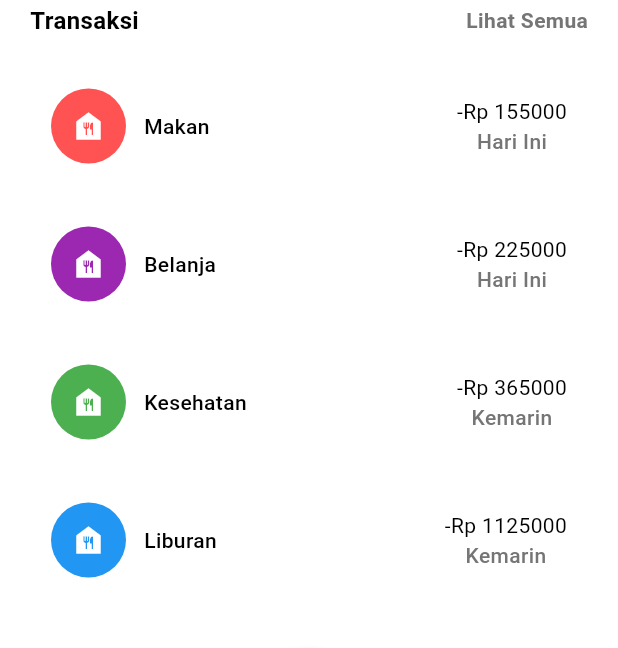
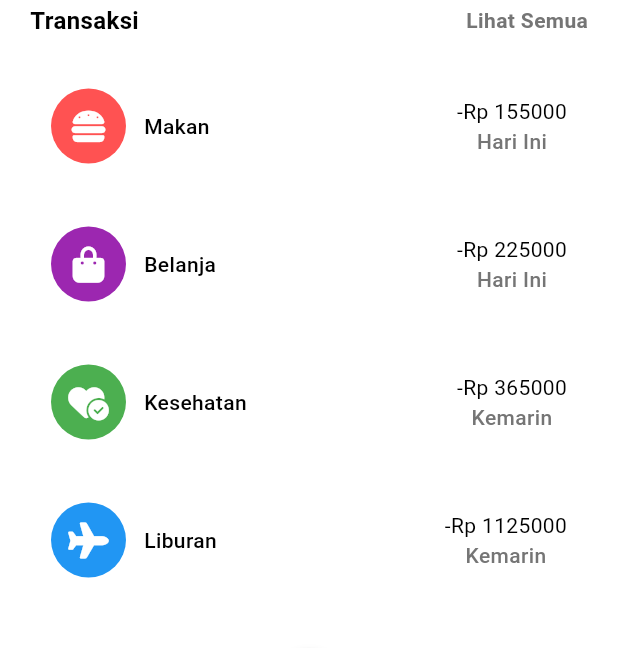
Before and after one commit to dikadwiki/my_first_app, a Flutter app: the screen it shows after launch, on a phone screen of 412 x 824 dp. Shown: the part 456-1104 px from the top of the screen. Run offline on Flutter 3.47's test engine with Material 3 defaults, Android fonts, the phone set to English and light mode, and no system bars; our stand-ins replace font_awesome_flutter.

Commit message:
Menambahkan StatsScreen

```diff
--- a/lib/data/data.dart
+++ b/lib/data/data.dart
@@ -3,28 +3,32 @@ import 'package:font_awesome_flutter/font_awesome_flutter.dart';
 
 List<Map<String, dynamic>> dataTransaksi = [
   {
-    'icon': const FaIcon(FontAwesomeIcons.burger),
+    'icon': const FaIcon(FontAwesomeIcons.burger, color: Colors.white),
     'warna': Colors.redAccent,
     'nama': 'Makan',
     'jumlah': '-Rp 155000',
     'tanggal': 'Hari Ini',
   },
   {
-    'icon': const FaIcon(FontAwesomeIcons.bagShopping),
+    'icon': const FaIcon(FontAwesomeIcons.bagShopping, color: Colors.white),
     'warna': Colors.purple,
     'nama': 'Belanja',
     'jumlah': '-Rp 225000',
     'tanggal': 'Hari Ini',
   },
   {
-    'icon': const FaIcon(FontAwesomeIcons.heartCircleCheck),
+    'icon':
+        const FaIcon(FontAwesomeIcons.heartCircleCheck, color: Colors.white),
     'warna': Colors.green,
     'nama': 'Kesehatan',
     'jumlah': '-Rp 365000',
     'tanggal': 'Kemarin',
   },
   {
-    'icon': const FaIcon(FontAwesomeIcons.plane),
+    'icon': const FaIcon(
+      FontAwesomeIcons.plane,
+      color: Colors.white,
+    ),
     'warna': Colors.blue,
     'nama': 'Liburan',
     'jumlah': '-Rp 1125000',
--- a/lib/screens/home/views/home_screen.dart
+++ b/lib/screens/home/views/home_screen.dart
@@ -4,16 +4,29 @@ import 'package:expenses_tracker/screens/home/views/main_screen.dart';
 import 'package:flutter/cupertino.dart';
 import 'package:flutter/material.dart';
 
-class HomeScreen extends StatelessWidget {
+import '../../stats/stats.dart';
+
+class HomeScreen extends StatefulWidget {
   const HomeScreen({super.key});
+
+  @override
+  State<HomeScreen> createState() => _HomeScreenState();
+}
+
+class _HomeScreenState extends State<HomeScreen> {
+  int index = 0;
 
   @override
   Widget build(BuildContext context) {
     return Scaffold(
-      // appBar: AppBar(),
         bottomNavigationBar: ClipRRect(
           borderRadius: const BorderRadius.vertical(top: Radius.circular(30)),
           child: BottomNavigationBar(
+            onTap: (value) {
+              setState(() {
+                index = value;
+              });
+            },
             backgroundColor: Colors.white,
             showSelectedLabels: false,
             showUnselectedLabels: false,
@@ -46,7 +59,6 @@ class HomeScreen extends StatelessWidget {
               ),
               child: const Icon(CupertinoIcons.add)),
         ),
-      body: const MainScreen(),
-    );
+        body: index == 0 ? MainScreen() : StatScreen());
   }
 }
--- a/lib/screens/home/views/main_screen.dart
+++ b/lib/screens/home/views/main_screen.dart
@@ -3,7 +3,6 @@ import 'dart:math';
 import 'package:expenses_tracker/data/data.dart';
 import 'package:flutter/cupertino.dart';
 import 'package:flutter/material.dart';
-import 'package:flutter/widgets.dart';
 
 class MainScreen extends StatelessWidget {
   const MainScreen({super.key});
@@ -260,10 +259,11 @@ class MainScreen extends StatelessWidget {
                                         shape: BoxShape.circle,
                                       ),
                                     ),
-                                    Icon(
-                                      Icons.food_bank,
-                                      color: Colors.white,
-                                    ),
+                                    dataTransaksi[i]['icon']
+                                    // Icon(
+                                    // dataTransaksi[i]['icon'],
+                                    // color: Colors.white,
+                                    // ),
                                   ],
                                 ),
                                 SizedBox(width: 12),
--- /dev/null
+++ b/lib/screens/stats/stats.dart
@@ -0,0 +1,10 @@
+import 'package:flutter/material.dart';
+
+class StatScreen extends StatelessWidget {
+  const StatScreen({super.key});
+
+  @override
+  Widget build(BuildContext context) {
+    return const Placeholder();
+  }
+}
--- a/pubspec.yaml
+++ b/pubspec.yaml
@@ -37,6 +37,7 @@ dependencies:
   # Use with the CupertinoIcons class for iOS style icons.
   cupertino_icons: ^1.0.6
   font_awesome_flutter: ^10.7.0
+  fl_chart: ^0.66.2
 
 dev_dependencies:
   flutter_test:
```
Also changed, not shown: pubspec.lock. Lines whose indentation alone changed are shown as unchanged.
